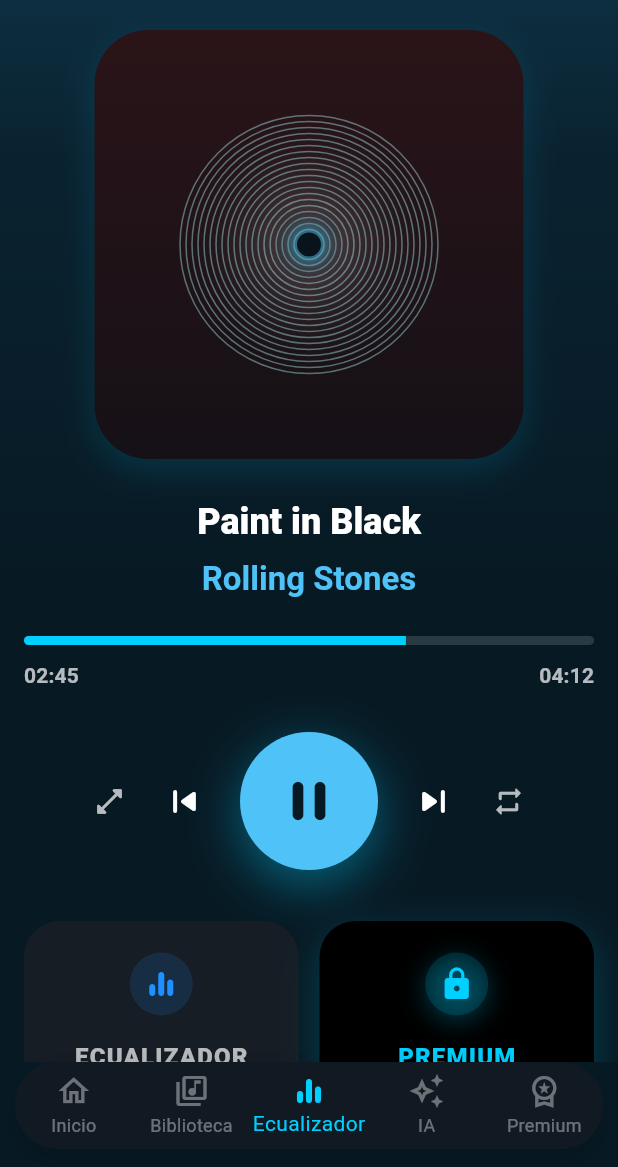
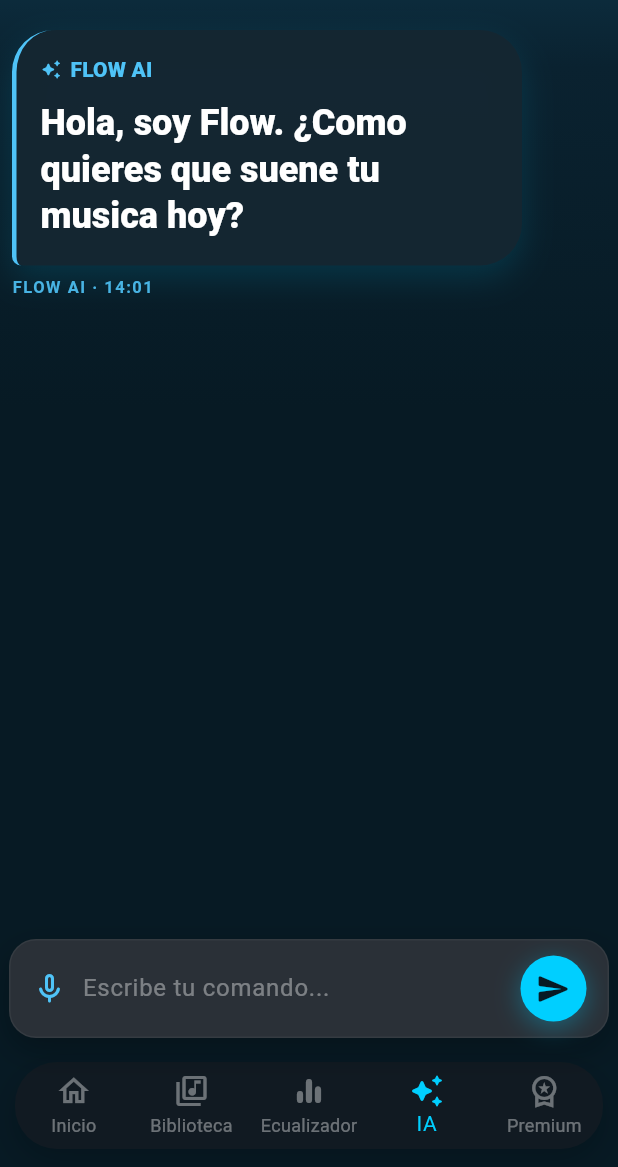
Before and after one commit to AldyJnx/MusicFlow, a Flutter app: the screen it shows after launch, on a phone screen of 412 x 824 dp, the part 69-1236 px from its top. Run offline on Flutter 3.47's test engine with Material 3 defaults, Android fonts, the phone set to English and light mode, and no system bars.

Commit message:
Apartado de IA-Agente mobile implementado

```diff
--- /dev/null
+++ b/mobile/musicflow_mobile/lib/features/ai_agent/screens/ai_chat_screen.dart
@@ -0,0 +1,401 @@
+import 'package:flutter/material.dart';
+
+class AiChatScreen extends StatefulWidget {
+  const AiChatScreen({super.key});
+
+  @override
+  State<AiChatScreen> createState() => _AiChatScreenState();
+}
+
+class _AiChatScreenState extends State<AiChatScreen> {
+  static const Color _accentCyan = Color(0xFF00CFFF);
+  static const Color _lightBlue = Color(0xFF4FC3F7);
+  static const Color _bgDark = Color(0xFF071A24);
+  static const Color _bgMid = Color(0xFF0A2230);
+  static const Color _bgTop = Color(0xFF0E3447);
+  static const Color _cardSoft = Color(0xFF142631);
+
+  final TextEditingController _controller = TextEditingController();
+
+  final List<_ChatMessage> _messages = [
+    const _ChatMessage(
+      text: 'Hola, soy Flow. ¿Como quieres que suene tu musica hoy?',
+      isUser: false,
+      time: '14:01',
+      isHero: true,
+    ),
+  ];
+
+  @override
+  void dispose() {
+    _controller.dispose();
+    super.dispose();
+  }
+
+  void _sendMessage() {
+    final text = _controller.text.trim();
+    if (text.isEmpty) return;
+
+    setState(() {
+      _messages.add(
+        _ChatMessage(
+          text: text,
+          isUser: true,
+          time: '14:04',
+        ),
+      );
+
+      _messages.add(
+        _ChatMessage(
+          text:
+              'Entendido. He preparado una respuesta demo para "$text". Puedo sugerirte una mezcla con mas energia, enfoque o ambiente cinematografico segun el mood que busques.',
+          isUser: false,
+          time: '14:04',
+          suggestions: const ['Mas energia', 'Modo enfoque', 'Algo cinematico'],
+        ),
+      );
+    });
+
+    _controller.clear();
+  }
+
+  @override
+  Widget build(BuildContext context) {
+    final theme = Theme.of(context);
+
+    return Scaffold(
+      backgroundColor: _bgDark,
+      bottomNavigationBar: Container(
+        margin: const EdgeInsets.fromLTRB(10, 0, 10, 12),
+        decoration: BoxDecoration(
+          color: const Color(0xFF111A22).withOpacity(0.96),
+          borderRadius: BorderRadius.circular(28),
+          boxShadow: const [
+            BoxShadow(
+              color: Color(0x33000000),
+              blurRadius: 18,
+              offset: Offset(0, 8),
+            ),
+          ],
+        ),
+        child: BottomNavigationBar(
+          currentIndex: 3,
+          backgroundColor: Colors.transparent,
+          elevation: 0,
+          selectedItemColor: _accentCyan,
+          unselectedItemColor: Colors.white38,
+          type: BottomNavigationBarType.fixed,
+          items: const [
+            BottomNavigationBarItem(
+              icon: Icon(Icons.home_outlined),
+              activeIcon: Icon(Icons.home_rounded),
+              label: 'Inicio',
+            ),
+            BottomNavigationBarItem(
+              icon: Icon(Icons.library_music_outlined),
+              activeIcon: Icon(Icons.library_music_rounded),
+              label: 'Biblioteca',
+            ),
+            BottomNavigationBarItem(
+              icon: Icon(Icons.equalizer_rounded),
+              label: 'Ecualizador',
+            ),
+            BottomNavigationBarItem(
+              icon: Icon(Icons.auto_awesome_outlined),
+              activeIcon: Icon(Icons.auto_awesome_rounded),
+              label: 'IA',
+            ),
+            BottomNavigationBarItem(
+              icon: Icon(Icons.workspace_premium_outlined),
+              activeIcon: Icon(Icons.workspace_premium_rounded),
+              label: 'Premium',
+            ),
+          ],
+        ),
+      ),
+      body: Container(
+        decoration: const BoxDecoration(
+          gradient: LinearGradient(
+            begin: Alignment.topCenter,
+            end: Alignment.bottomCenter,
+            colors: [_bgTop, _bgMid, _bgDark],
+            stops: [0.0, 0.12, 0.42],
+          ),
+        ),
+        child: SafeArea(
+          child: Column(
+            children: [
+              Padding(
+                padding: const EdgeInsets.fromLTRB(16, 12, 16, 12),
+                child: Row(
+                  children: [
+                    Container(
+                      width: 34,
+                      height: 34,
+                      decoration: BoxDecoration(
+                        shape: BoxShape.circle,
+                        gradient: const LinearGradient(
+                          colors: [Color(0xFF41312C), Color(0xFF1E1C1B)],
+                        ),
+                        border: Border.all(
+                          color: Colors.white.withOpacity(0.12),
+                        ),
+                      ),
+                      child: const Icon(
+                        Icons.person_rounded,
+                        size: 20,
+                        color: Colors.white70,
+                      ),
+                    ),
+                    const SizedBox(width: 10),
+                    Text(
+                      'MusicFlow',
+                      style: theme.textTheme.headlineSmall?.copyWith(
+                        color: _accentCyan,
+                        fontWeight: FontWeight.w900,
+                      ),
+                    ),
+                    const Spacer(),
+                    const Icon(
+                      Icons.workspace_premium_rounded,
+                      color: _accentCyan,
+                      size: 22,
+                    ),
+                  ],
+                ),
+              ),
+              Expanded(
+                child: ListView.builder(
+                  padding: const EdgeInsets.fromLTRB(8, 8, 8, 120),
+                  itemCount: _messages.length,
+                  itemBuilder: (context, index) {
+                    final message = _messages[index];
+                    return _MessageBubble(message: message);
+                  },
+                ),
+              ),
+            ],
+          ),
+        ),
+      ),
+      floatingActionButtonLocation: FloatingActionButtonLocation.centerFloat,
+      floatingActionButton: Container(
+        width: MediaQuery.of(context).size.width - 12,
+        margin: const EdgeInsets.symmetric(horizontal: 6),
+        padding: const EdgeInsets.symmetric(horizontal: 14, vertical: 8),
+        decoration: BoxDecoration(
+          color: const Color(0xFF2B3138).withOpacity(0.96),
+          borderRadius: BorderRadius.circular(18),
+          border: Border.all(color: Colors.white.withOpacity(0.05)),
+          boxShadow: const [
+            BoxShadow(
+              color: Color(0x44000000),
+              blurRadius: 18,
+              offset: Offset(0, 8),
+            ),
+          ],
+        ),
+        child: SafeArea(
+          top: false,
+          child: Row(
+            children: [
+              const Icon(Icons.mic_none_rounded, color: _lightBlue),
+              const SizedBox(width: 10),
+              Expanded(
+                child: TextField(
+                  controller: _controller,
+                  cursorColor: _accentCyan,
+                  style: const TextStyle(color: Colors.white),
+                  decoration: const InputDecoration(
+                    hintText: 'Escribe tu comando...',
+                    hintStyle: TextStyle(color: Colors.white38),
+                    border: InputBorder.none,
+                  ),
+                  onSubmitted: (_) => _sendMessage(),
+                ),
+              ),
+              GestureDetector(
+                onTap: _sendMessage,
+                child: Container(
+                  width: 44,
+                  height: 44,
+                  decoration: const BoxDecoration(
+                    shape: BoxShape.circle,
+                    color: _accentCyan,
+                    boxShadow: [
+                      BoxShadow(
+                        color: Color(0x5500CFFF),
+                        blurRadius: 14,
+                        offset: Offset(0, 4),
+                      ),
+                    ],
+                  ),
+                  child: const Icon(
+                    Icons.send_rounded,
+                    color: _bgDark,
+                  ),
+                ),
+              ),
+            ],
+          ),
+        ),
+      ),
+    );
+  }
+}
+
+class _MessageBubble extends StatelessWidget {
+  const _MessageBubble({
+    required this.message,
+  });
+
+  final _ChatMessage message;
+
+  @override
+  Widget build(BuildContext context) {
+    final theme = Theme.of(context);
+    final align = message.isUser ? CrossAxisAlignment.end : CrossAxisAlignment.start;
+    final margin = message.isUser
+        ? const EdgeInsets.fromLTRB(56, 0, 8, 14)
+        : const EdgeInsets.fromLTRB(0, 0, 56, 14);
+
+    return Padding(
+      padding: margin,
+      child: Column(
+        crossAxisAlignment: align,
+        children: [
+          Container(
+            width: double.infinity,
+            padding: EdgeInsets.fromLTRB(
+              message.isHero ? 16 : 18,
+              message.isHero ? 16 : 18,
+              18,
+              18,
+            ),
+            decoration: BoxDecoration(
+              color: message.isUser
+                  ? const Color(0xFF2A2F36)
+                  : _AiChatScreenState._cardSoft.withOpacity(0.98),
+              borderRadius: BorderRadius.only(
+                topLeft: const Radius.circular(28),
+                topRight: const Radius.circular(28),
+                bottomLeft: Radius.circular(message.isUser ? 28 : 6),
+                bottomRight: Radius.circular(message.isUser ? 6 : 28),
+              ),
+              border: message.isHero
+                  ? Border(
+                      left: BorderSide(
+                        color: _AiChatScreenState._lightBlue,
+                        width: 3,
+                      ),
+                    )
+                  : null,
+              boxShadow: message.isHero
+                  ? const [
+                      BoxShadow(
+                        color: Color(0x2200CFFF),
+                        blurRadius: 18,
+                        offset: Offset(0, 8),
+                      ),
+                    ]
+                  : null,
+            ),
+            child: Column(
+              crossAxisAlignment:
+                  message.isUser ? CrossAxisAlignment.end : CrossAxisAlignment.start,
+              children: [
+                if (!message.isUser && message.isHero) ...[
+                  Row(
+                    mainAxisSize: MainAxisSize.min,
+                    children: [
+                      const Icon(
+                        Icons.auto_awesome_rounded,
+                        color: _AiChatScreenState._lightBlue,
+                        size: 14,
+                      ),
+                      const SizedBox(width: 6),
+                      Text(
+                        'FLOW AI',
+                        style: theme.textTheme.labelLarge?.copyWith(
+                          color: _AiChatScreenState._lightBlue,
+                          fontWeight: FontWeight.w800,
+                        ),
+                      ),
+                    ],
+                  ),
+                  const SizedBox(height: 10),
+                ],
+                Text(
+                  message.text,
+                  style: (message.isHero
+                          ? theme.textTheme.headlineSmall
+                          : theme.textTheme.titleLarge)
+                      ?.copyWith(
+                    color: Colors.white,
+                    fontWeight: message.isHero ? FontWeight.w900 : FontWeight.w700,
+                    height: 1.3,
+                  ),
+                ),
+                if (message.suggestions.isNotEmpty) ...[
+                  const SizedBox(height: 16),
+                  Wrap(
+                    spacing: 8,
+                    runSpacing: 8,
+                    children: message.suggestions
+                        .map(
+                          (suggestion) => Container(
+                            padding: const EdgeInsets.symmetric(
+                              horizontal: 12,
+                              vertical: 8,
+                            ),
+                            decoration: BoxDecoration(
+                              color: Colors.black.withOpacity(0.24),
+                              borderRadius: BorderRadius.circular(999),
+                            ),
+                            child: Text(
+                              suggestion,
+                              style: theme.textTheme.bodySmall?.copyWith(
+                                color: Colors.white70,
+                                fontWeight: FontWeight.w700,
+                              ),
+                            ),
+                          ),
+                        )
+                        .toList(),
+                  ),
+                ],
+              ],
+            ),
+          ),
+          const SizedBox(height: 6),
+          Text(
+            '${message.isUser ? 'ENVIADO' : 'FLOW AI'} · ${message.time}',
+            style: theme.textTheme.labelSmall?.copyWith(
+              color: message.isUser
+                  ? Colors.white54
+                  : _AiChatScreenState._lightBlue.withOpacity(0.9),
+              letterSpacing: 1,
+              fontWeight: FontWeight.w700,
+            ),
+          ),
+        ],
+      ),
+    );
+  }
+}
+
+class _ChatMessage {
+  const _ChatMessage({
+    required this.text,
+    required this.isUser,
+    required this.time,
+    this.isHero = false,
+    this.suggestions = const [],
+  });
+
+  final String text;
+  final bool isUser;
+  final String time;
+  final bool isHero;
+  final List<String> suggestions;
+}
--- a/mobile/musicflow_mobile/lib/main.dart
+++ b/mobile/musicflow_mobile/lib/main.dart
@@ -1,5 +1,6 @@
 import 'package:flutter/material.dart';
-import 'package:musicflow_mobile/features/player/screens/now_playing_screen.dart';
+import 'package:musicflow_mobile/features/ai_agent/screens/ai_chat_screen.dart';
+//import 'package:musicflow_mobile/features/player/screens/now_playing_screen.dart';
 //import 'package:musicflow_mobile/features/auth/register_screen.dart';
 //import 'package:musicflow_mobile/features/profile/screens/profile_screen.dart';
 //import 'package:musicflow_mobile/features/auth/login_screen.dart';
@@ -21,7 +22,7 @@
       theme: ThemeData(
         colorScheme: ColorScheme.fromSeed(seedColor: Colors.deepPurple),
       ),
-      home: const NowPlayingScreen(),
+      home: const AiChatScreen(),
     );
   }
 }
```
